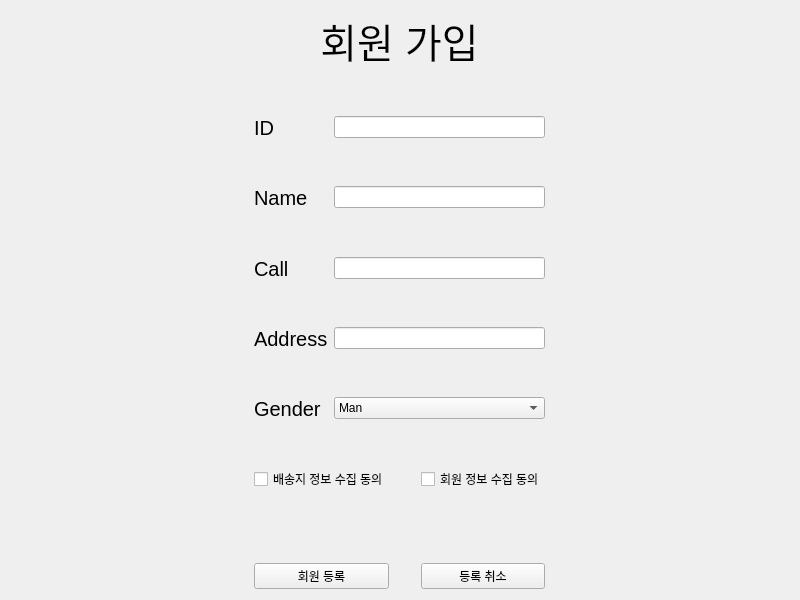
First picture: the form in clientmanager.ui, repository YJinPort/Qt_project, before the edit.
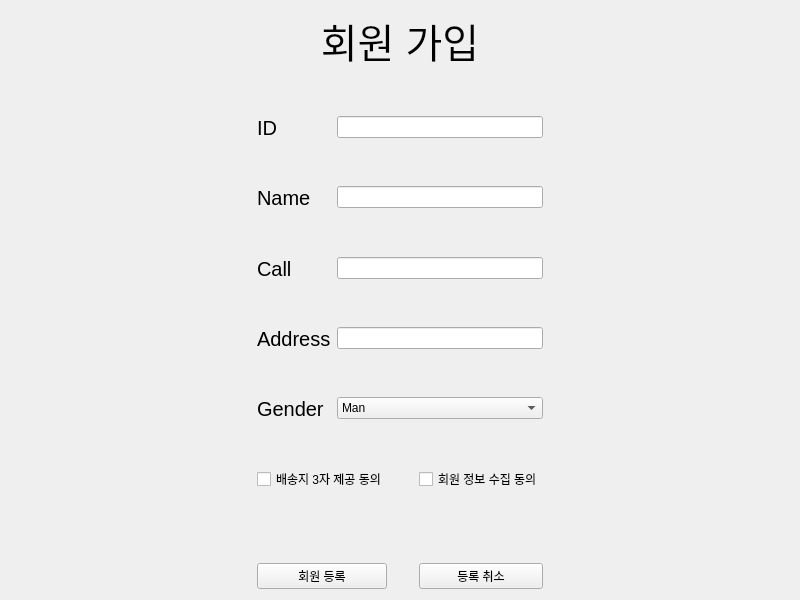
Second picture: the form after the edit.

The edit to the form file:
```diff
--- a/clientmanager.ui
+++ b/clientmanager.ui
@@ -258,7 +258,7 @@
    <item row="2" column="1">
     <widget class="QCheckBox" name="checkBox_2">
      <property name="text">
-      <string>배송지 정보 수집 동의</string>
+      <string>배송지 3자 제공 동의</string>
      </property>
     </widget>
    </item>
```
Left out of the diff: 30 changed lines with no effect on the pictures.
